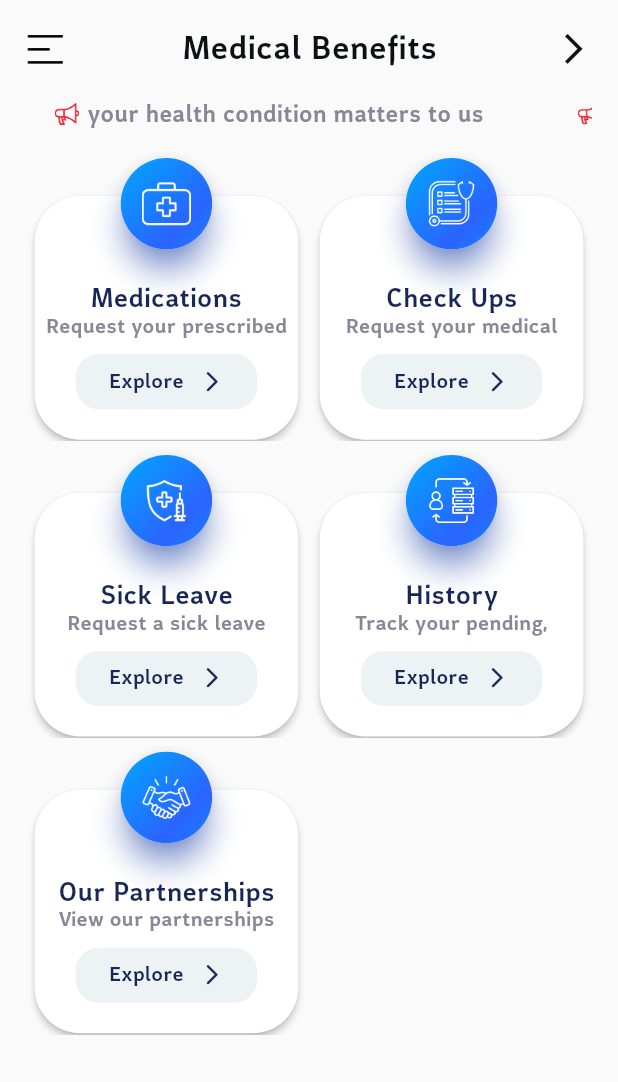
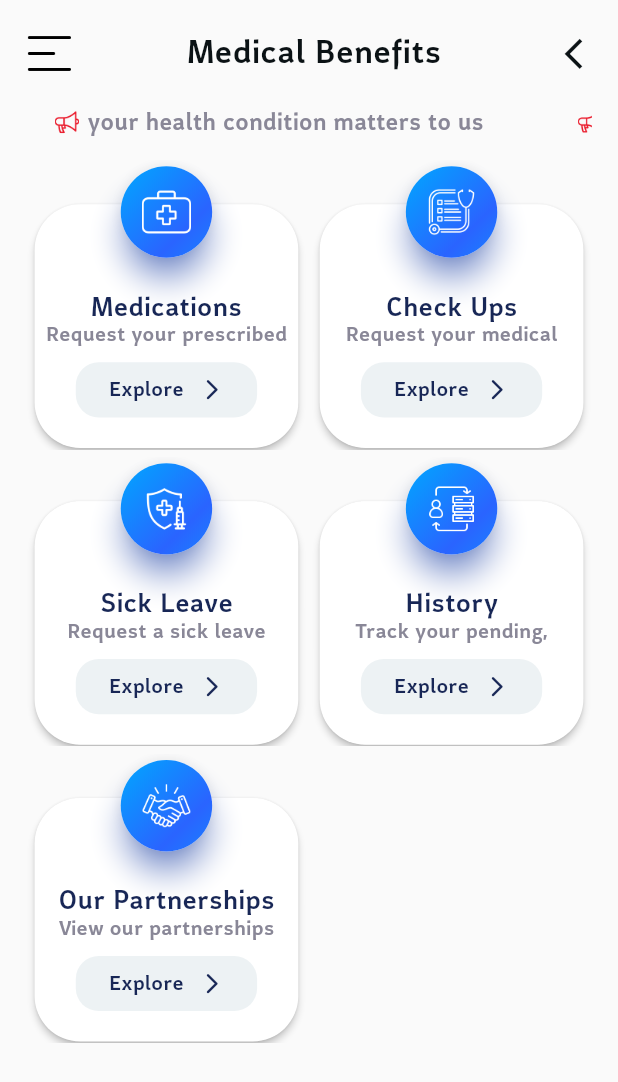
Before and after one commit to Asmaafci123/medical, a Flutter app: the MedicalBenefitsScreen screen opened by its route, on a phone screen of 412 x 824 dp. Shown: the top 1082 px of the screen. Run offline on Flutter 3.47's test engine with Material 2 defaults, Android fonts, the phone set to English and light mode, and no system bars; drawn by our look-alikes of carousel_slider; our stand-ins replace auto_size_text, badges, bloc, dartz, datetime_picker_formfield, dio and 30 more; accounts and stored records are empty; network calls fail; statements that could not run were skipped.

Commit message:
update menu button

```diff
--- a/lib/presentation/home/widgets/app_bar.dart
+++ b/lib/presentation/home/widgets/app_bar.dart
@@ -28,7 +28,7 @@ class HomeAppBar extends StatelessWidget {
           },
           child: Image.asset(
             "assets/images/menu.png",
-            width: 23.w,
+            width: 28.w,
           ),
         ),
         Spacer(),
@@ -53,7 +53,7 @@ class HomeAppBar extends StatelessWidget {
         GestureDetector(
           onTap:onTap,
           child: Icon(
-            Icons.arrow_forward_ios_outlined,
+            Icons.arrow_back_ios_new_outlined ,
             color: AppColors.blackColor,
             size: 22.sp,
           ),
```
